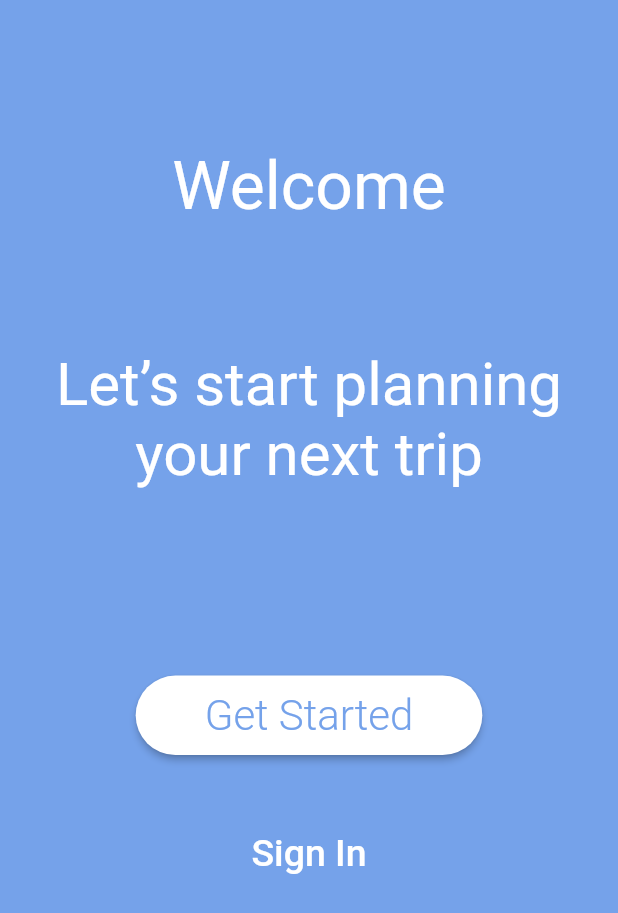
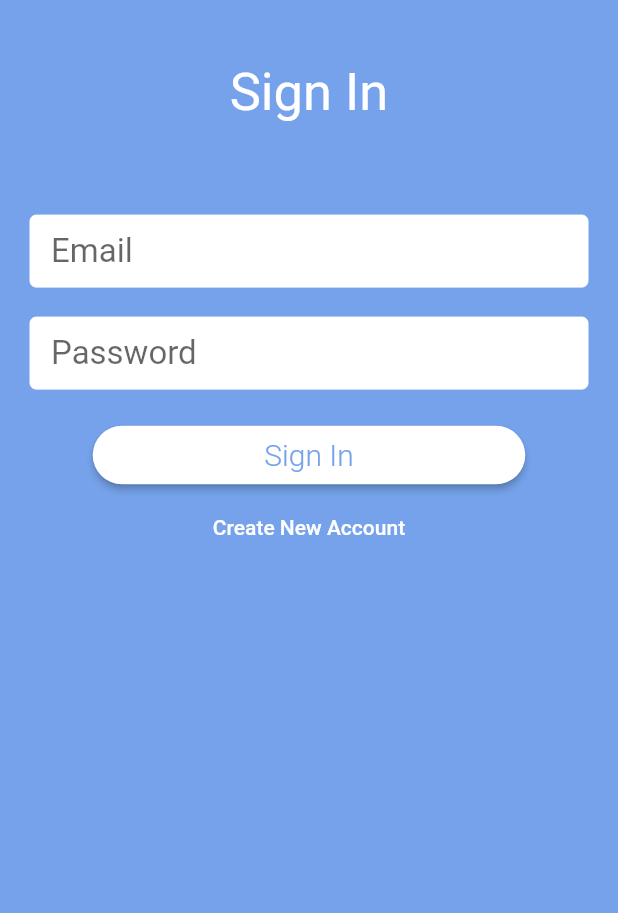
Before and after one commit to davefaliskie/travel_treasury, a Flutter app: the screen it shows after launch, after a tap on "Sign In", on a phone screen of 412 x 824 dp. Shown: the top 913 px of the screen. Run offline on Flutter 3.47's test engine with Material 2 defaults, Android fonts, the phone set to English and light mode, and no system bars; drawn by our look-alikes of auto_size_text; our stand-ins replace cloud_firestore, firebase_auth; missing offline and left inert: date_range_picker; accounts and stored records are empty.

Commit message:
(Ep 19) Added Email and Password Auth for Sign Up/In

```diff
--- a/lib/home_widget.dart
+++ b/lib/home_widget.dart
@@ -3,6 +3,9 @@ import 'pages.dart';
 import 'package:travel_budget/views/home_view.dart';
 import 'package:travel_budget/views/new_trips/location_view.dart';
 import 'package:travel_budget/models/Trip.dart';
+import 'package:travel_budget/widgets/provider_widget.dart';
+import 'package:travel_budget/services/auth_service.dart';
+
 
 
 class Home extends StatefulWidget {
@@ -35,7 +38,20 @@ class _HomeState extends State<Home> {
                   MaterialPageRoute(builder: (context) => NewTripLocationView(trip: newTrip,)),
               );
             },
+          ),
+          IconButton(
+            icon: Icon(Icons.undo),
+            onPressed: () async {
+              try {
+                AuthService auth = Provider.of(context).auth;
+                await auth.signOut();
+                print("Signed Out!");
+              } catch (e) {
+                print (e);
+              }
+            },
           )
+
         ],
       ),
       body: _children[_currentIndex],
--- a/lib/main.dart
+++ b/lib/main.dart
@@ -1,22 +1,45 @@
 import 'package:flutter/material.dart';
 import 'home_widget.dart';
 import 'package:travel_budget/views/first_view.dart';
+import 'package:travel_budget/views/sign_up_view.dart';
+import 'package:travel_budget/widgets/provider_widget.dart';
+import 'package:travel_budget/services/auth_service.dart';
 
 void main() => runApp(MyApp());
 
 class MyApp extends StatelessWidget {
   @override
   Widget build(BuildContext context) {
-    return MaterialApp(
-      title: "Travel Budget App",
-      theme: ThemeData(
-        primarySwatch: Colors.green,
+    return Provider(
+      auth: AuthService(),
+      child: MaterialApp(
+        title: "Travel Budget App",
+        theme: ThemeData(
+          primarySwatch: Colors.green,
+        ),
+        home: HomeController(),
+        routes: <String, WidgetBuilder>{
+          '/signUp': (BuildContext context) => SignUpView(authFormType: AuthFormType.signUp),
+          '/signIn': (BuildContext context) => SignUpView(authFormType: AuthFormType.signIn),
+          '/home': (BuildContext context) => HomeController(),
+        },
       ),
-//      home: Home(),
-      home: FirstView(),
-      routes: <String, WidgetBuilder> {
-        '/signUp': (BuildContext context) => Home(),
-        '/home': (BuildContext context) => Home(),
+    );
+  }
+}
+
+class HomeController extends StatelessWidget {
+  @override
+  Widget build(BuildContext context) {
+    final AuthService auth = Provider.of(context).auth;
+    return StreamBuilder<String>(
+      stream: auth.onAuthStateChanged,
+      builder: (context, AsyncSnapshot<String> snapshot) {
+        if (snapshot.connectionState == ConnectionState.active) {
+          final bool signedIn = snapshot.hasData;
+          return signedIn ? Home() : FirstView();
+        }
+        return CircularProgressIndicator();
       },
     );
   }
--- /dev/null
+++ b/lib/services/auth_service.dart
@@ -0,0 +1,39 @@
+import 'package:firebase_auth/firebase_auth.dart';
+
+class AuthService {
+  final FirebaseAuth _firebaseAuth = FirebaseAuth.instance;
+
+  Stream<String> get onAuthStateChanged => _firebaseAuth.onAuthStateChanged.map(
+        (FirebaseUser user) => user?.uid,
+      );
+
+  // Email & Password Sign Up
+  Future<String> createUserWithEmailAndPassword(
+      String email, String password, String name) async {
+    final currentUser = await _firebaseAuth.createUserWithEmailAndPassword(
+      email: email,
+      password: password,
+    );
+
+    // Update the username
+    var userUpdateInfo = UserUpdateInfo();
+    userUpdateInfo.displayName = name;
+    await currentUser.updateProfile(userUpdateInfo);
+    await currentUser.reload();
+    return currentUser.uid;
+  }
+
+  // Email & Password Sign In
+  Future<String> signInWithEmailAndPassword(
+      String email, String password) async {
+    return (await _firebaseAuth.signInWithEmailAndPassword(
+            email: email, password: password))
+        .uid;
+  }
+
+  // Sign Out
+  signOut() {
+    return _firebaseAuth.signOut();
+  }
+
+}
--- a/lib/views/first_view.dart
+++ b/lib/views/first_view.dart
@@ -73,7 +73,9 @@ class FirstView extends StatelessWidget {
                     "Sign In",
                     style: TextStyle(color: Colors.white, fontSize: 25),
                   ),
-                  onPressed: () {},
+                  onPressed: () {
+                    Navigator.of(context).pushReplacementNamed('/signIn');
+                  },
                 )
               ],
             ),
--- /dev/null
+++ b/lib/views/sign_up_view.dart
@@ -0,0 +1,204 @@
+import 'package:flutter/material.dart';
+import 'package:travel_budget/services/auth_service.dart';
+import 'package:auto_size_text/auto_size_text.dart';
+import 'package:travel_budget/widgets/provider_widget.dart';
+
+
+// TODO move this to tone location
+final primaryColor = const Color(0xFF75A2EA);
+
+enum AuthFormType { signIn, signUp }
+
+class SignUpView extends StatefulWidget {
+  final AuthFormType authFormType;
+
+  SignUpView({Key key, @required this.authFormType}) : super(key: key);
+
+  @override
+  _SignUpViewState createState() =>
+      _SignUpViewState(authFormType: this.authFormType);
+}
+
+class _SignUpViewState extends State<SignUpView> {
+  AuthFormType authFormType;
+
+  _SignUpViewState({this.authFormType});
+
+  final formKey = GlobalKey<FormState>();
+  String _email, _password, _name;
+
+  void switchFormState(String state) {
+    formKey.currentState.reset();
+    if (state == "signUp") {
+      setState(() {
+        authFormType = AuthFormType.signUp;
+      });
+    } else {
+      setState(() {
+        authFormType = AuthFormType.signIn;
+      });
+    }
+  }
+
+  void submit() async {
+    final form = formKey.currentState;
+    form.save();
+    try {
+      final auth = Provider.of(context).auth;
+      if(authFormType == AuthFormType.signIn) {
+        String uid = await auth.signInWithEmailAndPassword(_email, _password);
+        print("Signed In with ID $uid");
+        Navigator.of(context).pushReplacementNamed('/home');
+      } else {
+        String uid = await auth.createUserWithEmailAndPassword(_email, _password, _name);
+        print("Signed up with New ID $uid");
+        Navigator.of(context).pushReplacementNamed('/home');
+      }
+    } catch (e) {
+      print (e);
+    }
+  }
+
+  @override
+  Widget build(BuildContext context) {
+    final _width = MediaQuery.of(context).size.width;
+    final _height = MediaQuery.of(context).size.height;
+
+    return Scaffold(
+      body: Container(
+        color: primaryColor,
+        height: _height,
+        width: _width,
+        child: SafeArea(
+          child: Column(
+            children: <Widget>[
+              SizedBox(height: _height * 0.05),
+              buildHeaderText(),
+              SizedBox(height: _height * 0.05),
+              Padding(
+                padding: const EdgeInsets.all(20.0),
+                child: Form(
+                  key: formKey,
+                  child: Column(
+                    children: buildInputs() + buildButtons(),
+                  ),
+                ),
+              )
+            ],
+          ),
+        ),
+      ),
+    );
+  }
+
+  AutoSizeText buildHeaderText() {
+    String _headerText;
+    if (authFormType == AuthFormType.signUp) {
+      _headerText = "Create New Account";
+    } else {
+      _headerText = "Sign In";
+    }
+    return AutoSizeText(
+      _headerText,
+      maxLines: 1,
+      textAlign: TextAlign.center,
+      style: TextStyle(
+        fontSize: 35,
+        color: Colors.white,
+      ),
+    );
+  }
+
+  List<Widget> buildInputs() {
+    List<Widget> textFields = [];
+
+    // if were in the sign up state add name
+    if (authFormType == AuthFormType.signUp) {
+      textFields.add(
+        TextFormField(
+          style: TextStyle(fontSize: 22.0),
+          decoration: buildSignUpInputDecoration("Name"),
+          onSaved: (value) => _name = value,
+        ),
+      );
+      textFields.add(SizedBox(height: 20));
+    }
+
+    // add email & password
+    textFields.add(
+      TextFormField(
+        style: TextStyle(fontSize: 22.0),
+        decoration: buildSignUpInputDecoration("Email"),
+        onSaved: (value) => _email = value,
+      ),
+    );
+    textFields.add(SizedBox(height: 20));
+    textFields.add(
+      TextFormField(
+        style: TextStyle(fontSize: 22.0),
+        decoration: buildSignUpInputDecoration("Password"),
+        obscureText: true,
+        onSaved: (value) => _password = value,
+      ),
+    );
+    textFields.add(SizedBox(height: 20));
+
+    return textFields;
+  }
+
+  InputDecoration buildSignUpInputDecoration(String hint) {
+    return InputDecoration(
+      hintText: hint,
+      filled: true,
+      fillColor: Colors.white,
+      focusColor: Colors.white,
+      enabledBorder: OutlineInputBorder(
+          borderSide: BorderSide(color: Colors.white, width: 0.0)),
+      contentPadding:
+          const EdgeInsets.only(left: 14.0, bottom: 10.0, top: 10.0),
+    );
+  }
+
+  List<Widget> buildButtons() {
+    String _switchButtonText, _newFormState, _submitButtonText;
+
+    if (authFormType == AuthFormType.signIn) {
+      _switchButtonText = "Create New Account";
+      _newFormState = "signUp";
+      _submitButtonText = "Sign In";
+    } else {
+      _switchButtonText = "Have an Account? Sign In";
+      _newFormState = "signIn";
+      _submitButtonText = "Sign Up";
+    }
+
+    return [
+      Container(
+        width: MediaQuery.of(context).size.width * 0.7,
+        child: RaisedButton(
+            shape: RoundedRectangleBorder(
+                borderRadius: BorderRadius.circular(30.0)),
+            color: Colors.white,
+            textColor: primaryColor,
+            child: Padding(
+              padding: const EdgeInsets.all(8.0),
+              child: Text(
+                _submitButtonText,
+                style: TextStyle(fontSize: 20.0, fontWeight: FontWeight.w300),
+              ),
+            ),
+            onPressed: submit,
+        ),
+      ),
+      FlatButton(
+        child: Text(
+          _switchButtonText,
+          style: TextStyle(color: Colors.white),
+        ),
+        onPressed: () {
+          switchFormState(_newFormState);
+        },
+      )
+    ];
+  }
+}
--- /dev/null
+++ b/lib/widgets/provider_widget.dart
@@ -0,0 +1,16 @@
+import 'package:travel_budget/services/auth_service.dart';
+import 'package:flutter/material.dart';
+
+class Provider extends InheritedWidget {
+  final AuthService auth;
+
+  Provider({Key key, Widget child, this.auth}) : super(key: key, child: child);
+
+  @override
+  bool updateShouldNotify(InheritedWidget oldWidget) {
+    return true;
+  }
+
+  static Provider of(BuildContext context) =>
+      (context.inheritFromWidgetOfExactType(Provider) as Provider);
+}
--- a/pubspec.yaml
+++ b/pubspec.yaml
@@ -21,6 +21,7 @@ dependencies:
     sdk: flutter
 
   cloud_firestore: ^0.12.6
+  firebase_auth: ^0.11.1+10
 
   # The following adds the Cupertino Icons font to your application.
   # Use with the CupertinoIcons class for iOS style icons.
```
Also changed, not shown: pubspec.lock, 2 other files.
